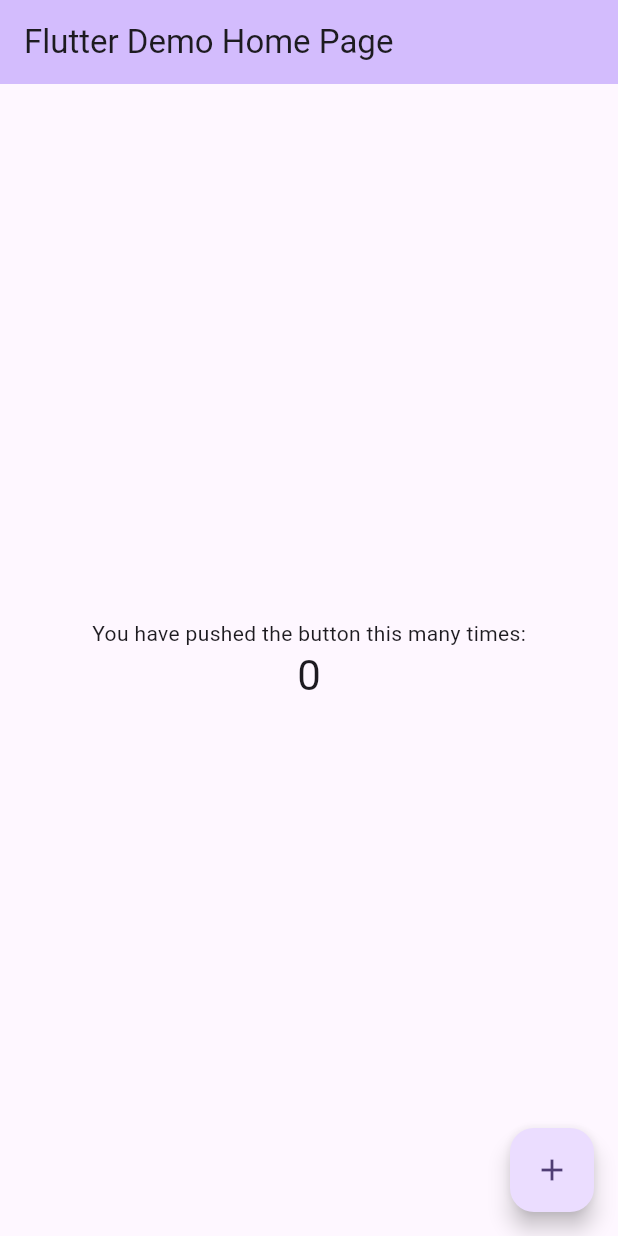
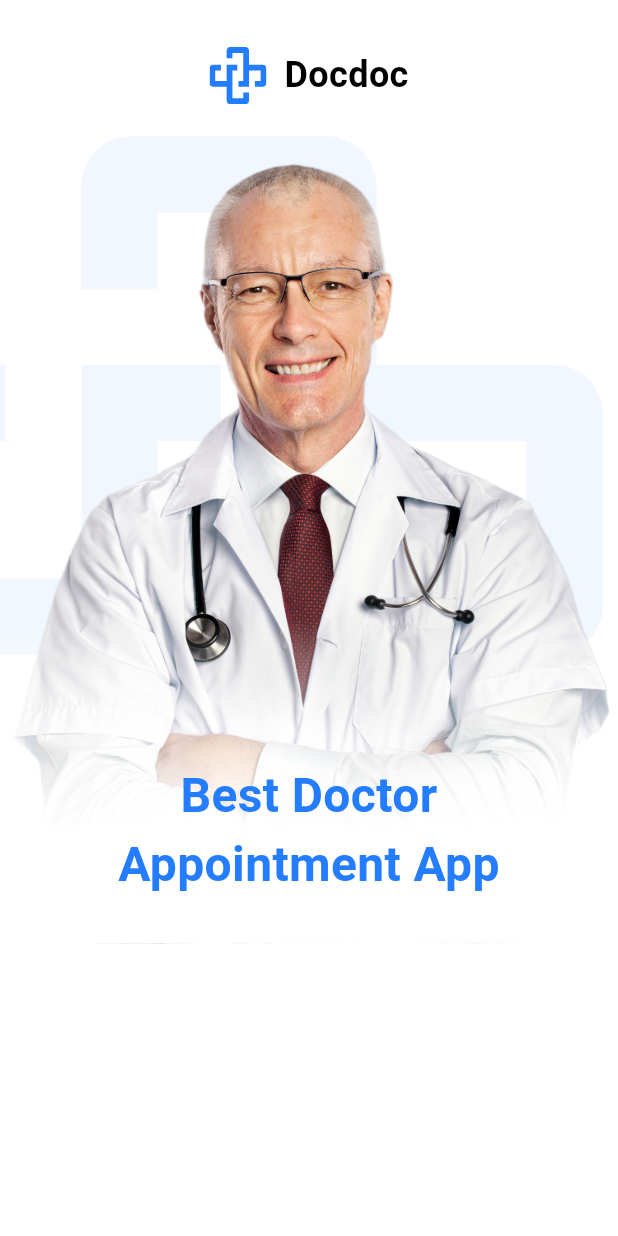
Before and after one commit to Mohamed-Yassien/omar_ahmed_advanced, a Flutter app: the screen it shows after launch, on a phone screen of 412 x 824 dp. Run offline on Flutter 3.47's test engine with Material 3 defaults, Android fonts, the light colour scheme and no system bars; our stand-ins replace flutter_screenutil, flutter_svg.

Commit message:
add onboadring screen logo and doctor with opacity

```diff
--- /dev/null
+++ b/lib/core/helpers/extension.dart
@@ -0,0 +1,39 @@
+import 'package:flutter/material.dart';
+
+extension Navigation on BuildContext {
+  Future<dynamic> pushNamed(
+    String routeName, {
+    Object? arguments,
+  }) {
+    return Navigator.of(this).pushNamed(
+      routeName,
+      arguments: arguments,
+    );
+  }
+
+  Future<dynamic> pushNamedAndReplacement(
+    String routeName, {
+    Object? arguments,
+  }) {
+    return Navigator.of(this).pushReplacementNamed(
+      routeName,
+      arguments: arguments,
+    );
+  }
+
+  Future<dynamic> pushNamedAndRemoveUntil(
+    String routeName, {
+    Object? arguments,
+    required RoutePredicate predicate,
+  }) {
+    return Navigator.of(this).pushNamedAndRemoveUntil(
+      routeName,
+      predicate,
+      arguments: arguments,
+    );
+  }
+
+  void pop() {
+    return Navigator.of(this).pop();
+  }
+}
--- /dev/null
+++ b/lib/core/routing/app_router.dart
@@ -0,0 +1,23 @@
+import 'package:flutter/material.dart';
+import 'package:omar_ahmed_advanced/core/routing/routes.dart';
+import 'package:omar_ahmed_advanced/features/onboarding/onboarding_screen.dart';
+
+class AppRouter {
+   Route getRoute(RouteSettings settings) {
+    switch (settings.name) {
+      case Routes.onBoardingScreen:
+        return MaterialPageRoute(
+          builder: (context) => const OnBoardingScreen(),
+        );
+      default:
+        return MaterialPageRoute(
+          builder: (context) => Scaffold(
+            appBar: AppBar(),
+            body: Center(
+              child: Text('No route defined for ${settings.name}'),
+            ),
+          ),
+        );
+    }
+  }
+}
--- /dev/null
+++ b/lib/core/routing/routes.dart
@@ -0,0 +1,4 @@
+class Routes{
+  static const String onBoardingScreen = '/onBoardingScreen';
+  static const String loginScreen = '/loginScreen';
+}
--- /dev/null
+++ b/lib/core/theming/colors.dart
@@ -0,0 +1,6 @@
+import 'package:flutter/material.dart';
+
+class ColorsManager {
+  static const Color mainBlue = Color(0xff247CFF);
+  static const Color grey = Color(0xff757575);
+}
--- /dev/null
+++ b/lib/core/theming/styles.dart
@@ -0,0 +1,15 @@
+import 'package:flutter/material.dart';
+import 'package:omar_ahmed_advanced/core/theming/colors.dart';
+
+class AppStyles {
+  static TextStyle font24BlackBold = const TextStyle(
+    fontSize: 24,
+    fontWeight: FontWeight.bold,
+    color: Colors.black,
+  );
+  static TextStyle font32BlueWieght700 = const TextStyle(
+    fontSize: 32,
+    fontWeight: FontWeight.w700,
+    color: ColorsManager.mainBlue,
+  );
+}
--- /dev/null
+++ b/lib/doc_app.dart
@@ -0,0 +1,30 @@
+import 'package:flutter/material.dart';
+import 'package:flutter_screenutil/flutter_screenutil.dart';
+import 'package:omar_ahmed_advanced/core/routing/app_router.dart';
+import 'package:omar_ahmed_advanced/core/routing/routes.dart';
+import 'package:omar_ahmed_advanced/core/theming/colors.dart';
+
+class DocApp extends StatelessWidget {
+  const DocApp({
+    super.key,
+    required this.appRouter,
+  });
+
+  final AppRouter appRouter;
+  @override
+  Widget build(BuildContext context) {
+    return ScreenUtilInit(
+      designSize: const Size(375, 812),
+      minTextAdapt: true,
+      child: MaterialApp(
+      debugShowCheckedModeBanner: false,
+      onGenerateRoute: appRouter.getRoute,
+      initialRoute: Routes.onBoardingScreen,
+      theme: ThemeData(
+        primaryColor: ColorsManager.mainBlue,
+        scaffoldBackgroundColor: Colors.white,
+      ),
+    ),
+    );
+  }
+}
--- /dev/null
+++ b/lib/features/onboarding/onboarding_screen.dart
@@ -0,0 +1,30 @@
+import 'package:flutter/material.dart';
+import 'package:flutter_screenutil/flutter_screenutil.dart';
+import 'package:omar_ahmed_advanced/features/onboarding/widgets/doc_logo_with_text.dart';
+import 'package:omar_ahmed_advanced/features/onboarding/widgets/doctor_image_with_opactiy_logo.dart';
+
+class OnBoardingScreen extends StatelessWidget {
+  const OnBoardingScreen({super.key});
+
+  @override
+  Widget build(BuildContext context) {
+    return Scaffold(
+      body: SafeArea(
+        child: SingleChildScrollView(
+          child: Padding(
+            padding: EdgeInsets.symmetric(
+              vertical: 30.h,
+            ),
+            child: Column(
+              children: [
+                const DocLogoWithText(),
+                SizedBox(height: 20.h),
+                const DoctorImageWithOpacityLogo(),
+              ],
+            ),
+          ),
+        ),
+      ),
+    );
+  }
+}
--- /dev/null
+++ b/lib/features/onboarding/widgets/doc_logo_with_text.dart
@@ -0,0 +1,27 @@
+import 'package:flutter/material.dart';
+import 'package:flutter_screenutil/flutter_screenutil.dart';
+import 'package:flutter_svg/flutter_svg.dart';
+import 'package:omar_ahmed_advanced/core/theming/styles.dart';
+
+class DocLogoWithText extends StatelessWidget {
+  const DocLogoWithText({super.key});
+
+  @override
+  Widget build(BuildContext context) {
+    return Row(
+      mainAxisAlignment: MainAxisAlignment.center,
+      children: [
+        SvgPicture.asset(
+          "assets/svgs/doc_app_logo.svg",
+        ),
+        SizedBox(
+          width: 10.w,
+        ),
+        Text(
+          'Docdoc',
+          style: AppStyles.font24BlackBold,
+        ),
+      ],
+    );
+  }
+}
--- /dev/null
+++ b/lib/features/onboarding/widgets/doctor_image_with_opactiy_logo.dart
@@ -0,0 +1,48 @@
+import 'package:flutter/material.dart';
+import 'package:flutter_screenutil/flutter_screenutil.dart';
+import 'package:omar_ahmed_advanced/core/theming/styles.dart';
+
+class DoctorImageWithOpacityLogo extends StatelessWidget {
+  const DoctorImageWithOpacityLogo({super.key});
+
+  @override
+  Widget build(BuildContext context) {
+    return Stack(
+      children: [
+        Padding(
+          padding: EdgeInsets.only(right: 10.h),
+          child: Image.asset(
+            "assets/images/doc_logo_with_opacity.png",
+          ),
+        ),
+        Container(
+          color: Colors.transparent,
+          foregroundDecoration: BoxDecoration(
+            gradient: LinearGradient(
+              colors: [
+                Colors.white,
+                Colors.white.withOpacity(0.0),
+              ],
+              stops: const [.14, .4],
+              begin: Alignment.bottomCenter,
+              end: Alignment.topCenter,
+            ),
+          ),
+          child: Image.asset(
+            "assets/images/onboarding_doctor.png",
+          ),
+        ),
+        Positioned(
+          bottom: 30,
+          right: 0,
+          left: 0,
+          child: Text(
+            'Best Doctor\nAppointment App',
+            style: AppStyles.font32BlueWieght700,
+            textAlign: TextAlign.center,
+          ),
+        ),
+      ],
+    );
+  }
+}
--- a/lib/main.dart
+++ b/lib/main.dart
@@ -1,125 +1,11 @@
 import 'package:flutter/material.dart';
+import 'package:omar_ahmed_advanced/core/routing/app_router.dart';
+import 'package:omar_ahmed_advanced/doc_app.dart';
 
 void main() {
-  runApp(const MyApp());
+  runApp(
+    DocApp(
+      appRouter: AppRouter(),
+    ),
+  );
 }
-
-class MyApp extends StatelessWidget {
-  const MyApp({super.key});
-
-  // This widget is the root of your application.
-  @override
-  Widget build(BuildContext context) {
-    return MaterialApp(
-      title: 'Flutter Demo',
-      theme: ThemeData(
-        // This is the theme of your application.
-        //
-        // TRY THIS: Try running your application with "flutter run". You'll see
-        // the application has a purple toolbar. Then, without quitting the app,
-        // try changing the seedColor in the colorScheme below to Colors.green
-        // and then invoke "hot reload" (save your changes or press the "hot
-        // reload" button in a Flutter-supported IDE, or press "r" if you used
-        // the command line to start the app).
-        //
-        // Notice that the counter didn't reset back to zero; the application
-        // state is not lost during the reload. To reset the state, use hot
-        // restart instead.
-        //
-        // This works for code too, not just values: Most code changes can be
-        // tested with just a hot reload.
-        colorScheme: ColorScheme.fromSeed(seedColor: Colors.deepPurple),
-        useMaterial3: true,
-      ),
-      home: const MyHomePage(title: 'Flutter Demo Home Page'),
-    );
-  }
-}
-
-class MyHomePage extends StatefulWidget {
-  const MyHomePage({super.key, required this.title});
-
-  // This widget is the home page of your application. It is stateful, meaning
-  // that it has a State object (defined below) that contains fields that affect
-  // how it looks.
-
-  // This class is the configuration for the state. It holds the values (in this
-  // case the title) provided by the parent (in this case the App widget) and
-  // used by the build method of the State. Fields in a Widget subclass are
-  // always marked "final".
-
-  final String title;
-
-  @override
-  State<MyHomePage> createState() => _MyHomePageState();
-}
-
-class _MyHomePageState extends State<MyHomePage> {
-  int _counter = 0;
-
-  void _incrementCounter() {
-    setState(() {
-      // This call to setState tells the Flutter framework that something has
-      // changed in this State, which causes it to rerun the build method below
-      // so that the display can reflect the updated values. If we changed
-      // _counter without calling setState(), then the build method would not be
-      // called again, and so nothing would appear to happen.
-      _counter++;
-    });
-  }
-
-  @override
-  Widget build(BuildContext context) {
-    // This method is rerun every time setState is called, for instance as done
-    // by the _incrementCounter method above.
-    //
-    // The Flutter framework has been optimized to make rerunning build methods
-    // fast, so that you can just rebuild anything that needs updating rather
-    // than having to individually change instances of widgets.
-    return Scaffold(
-      appBar: AppBar(
-        // TRY THIS: Try changing the color here to a specific color (to
-        // Colors.amber, perhaps?) and trigger a hot reload to see the AppBar
-        // change color while the other colors stay the same.
-        backgroundColor: Theme.of(context).colorScheme.inversePrimary,
-        // Here we take the value from the MyHomePage object that was created by
-        // the App.build method, and use it to set our appbar title.
-        title: Text(widget.title),
-      ),
-      body: Center(
-        // Center is a layout widget. It takes a single child and positions it
-        // in the middle of the parent.
-        child: Column(
-          // Column is also a layout widget. It takes a list of children and
-          // arranges them vertically. By default, it sizes itself to fit its
-          // children horizontally, and tries to be as tall as its parent.
-          //
-          // Column has various properties to control how it sizes itself and
-          // how it positions its children. Here we use mainAxisAlignment to
-          // center the children vertically; the main axis here is the vertical
-          // axis because Columns are vertical (the cross axis would be
-          // horizontal).
-          //
-          // TRY THIS: Invoke "debug painting" (choose the "Toggle Debug Paint"
-          // action in the IDE, or press "p" in the console), to see the
-          // wireframe for each widget.
-          mainAxisAlignment: MainAxisAlignment.center,
-          children: <Widget>[
-            const Text(
-              'You have pushed the button this many times:',
-            ),
-            Text(
-              '$_counter',
-              style: Theme.of(context).textTheme.headlineMedium,
-            ),
-          ],
-        ),
-      ),
-      floatingActionButton: FloatingActionButton(
-        onPressed: _incrementCounter,
-        tooltip: 'Increment',
-        child: const Icon(Icons.add),
-      ), // This trailing comma makes auto-formatting nicer for build methods.
-    );
-  }
-}
```
Also changed, not shown: pubspec.yaml (+5 -3 lines), assets/images/doc_logo_with_opacity.png (added), assets/images/onboarding_doctor.png (added), assets/svgs/doc_app_logo.svg (added), pubspec.lock, 1 other file.
